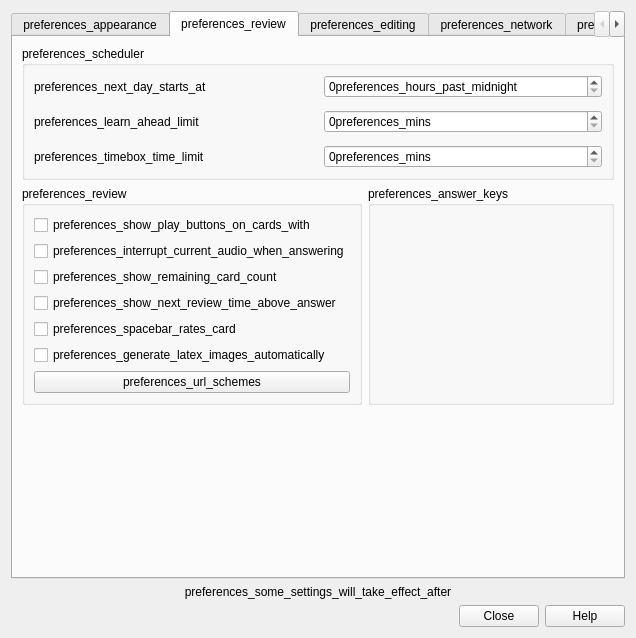
This is qt/aqt/forms/preferences.ui in ankitects/anki as Qt 5 draws it before an edit. The edited form follows.
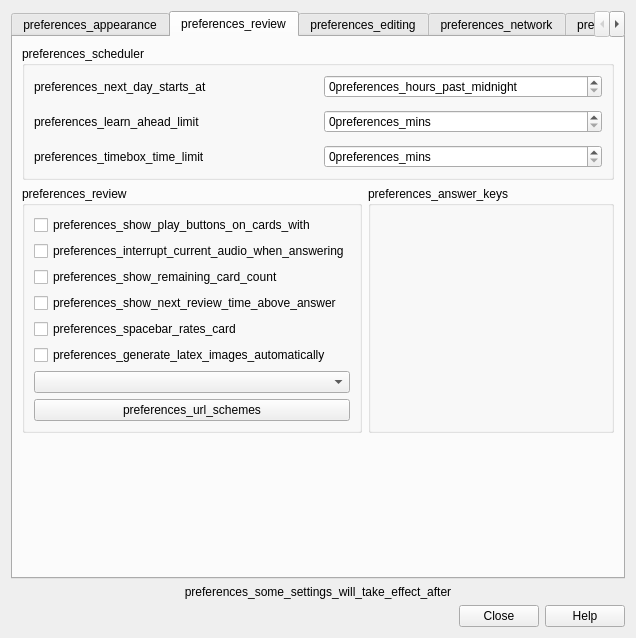
This is the edited form. The open tabs and pages were chosen to show the change.

Commit message:
add selector to preferences
implement bottom bar

add flexible reviewer

show reps done today

add flexible deck browser

add flexible overview

The edit to the form file:
```diff
--- a/qt/aqt/forms/preferences.ui
+++ b/qt/aqt/forms/preferences.ui
@@ -451,6 +451,13 @@
               </property>
              </widget>
             </item>
+            <item>
+              <widget class="QComboBox" name="reviewerTypeComboBox">
+                <property name="currentText">
+                  <string/>
+                </property>
+              </widget>
+            </item>
             <item>
              <widget class="QPushButton" name="url_schemes">
               <property name="text">
```
The commit also changes 10 other files.
